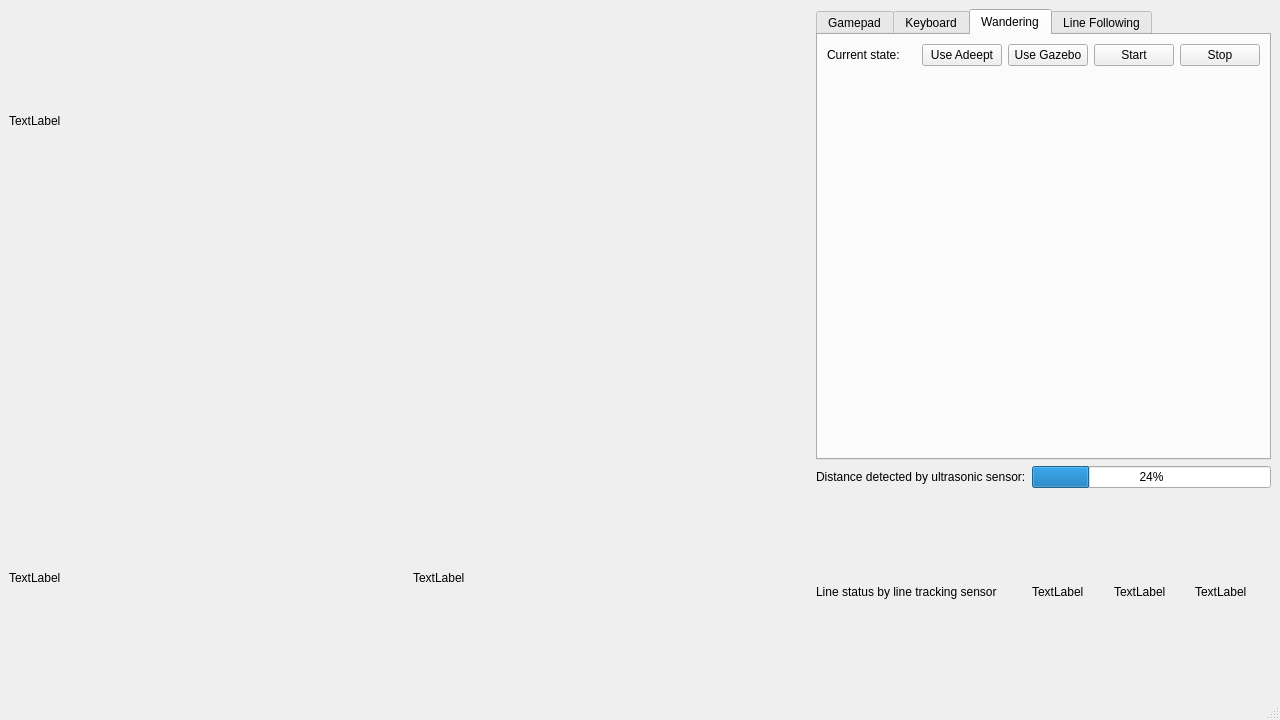
xonder05/ROS2_For_Adeept_AWR, file src/controllers/controllers/user_interface/ui.ui: the form before one commit.
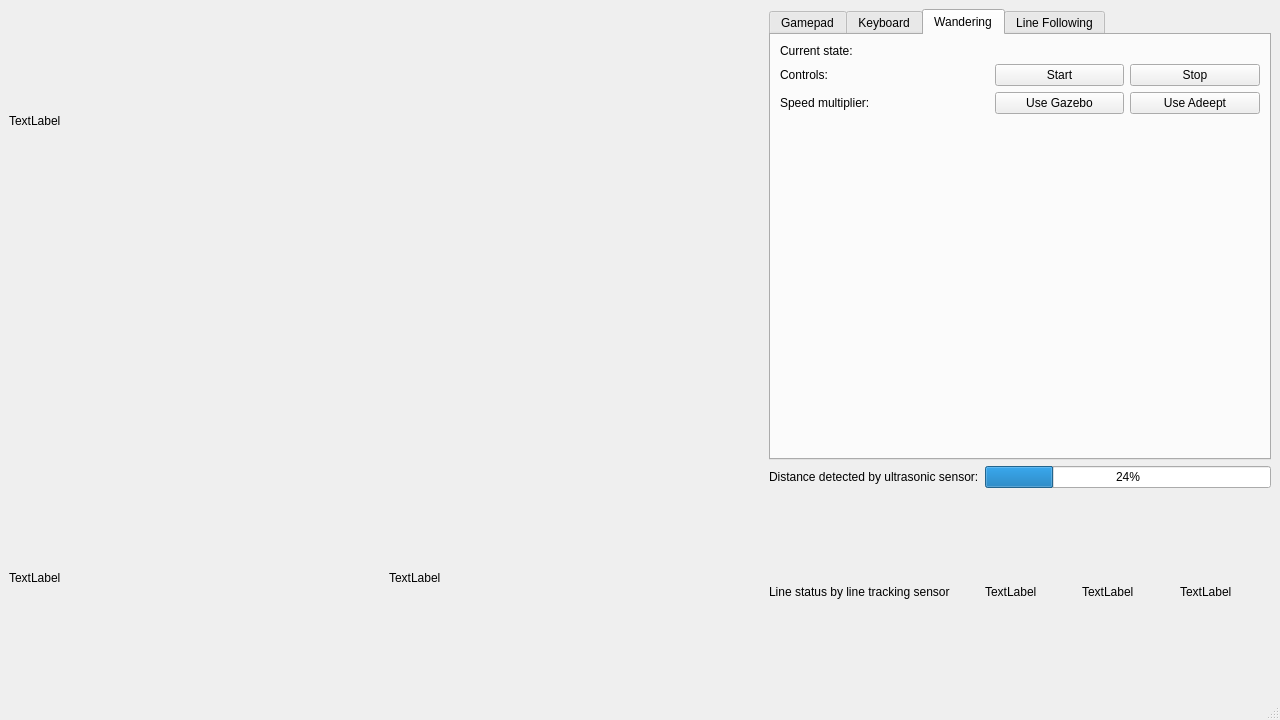
The form after the commit. The open tabs and pages were chosen to show the change.

Commit message: Update: user interface

The edit to the form file:
```diff
--- a/src/controllers/controllers/user_interface/ui.ui
+++ b/src/controllers/controllers/user_interface/ui.ui
@@ -17,7 +17,97 @@
    <property name="layoutDirection">
     <enum>Qt::LeftToRight</enum>
    </property>
-   <layout class="QGridLayout" name="gridLayout" columnstretch="2,1">
+   <layout class="QGridLayout" name="gridLayout" columnstretch="3,2">
+    <item row="2" column="1">
+     <layout class="QGridLayout" name="senzor_status_grid">
+      <item row="2" column="1">
+       <layout class="QHBoxLayout" name="line_tracking_visualization_grid">
+        <item>
+         <widget class="QLabel" name="line_tracking_left_label">
+          <property name="text">
+           <string>TextLabel</string>
+          </property>
+         </widget>
+        </item>
+        <item>
+         <widget class="QLabel" name="line_tracking_middle_label">
+          <property name="text">
+           <string>TextLabel</string>
+          </property>
+         </widget>
+        </item>
+        <item>
+         <widget class="QLabel" name="line_tracking_right_label">
+          <property name="text">
+           <string>TextLabel</string>
+          </property>
+         </widget>
+        </item>
+       </layout>
+      </item>
+      <item row="1" column="0">
+       <widget class="QLabel" name="ultrasonic_label">
+        <property name="sizePolicy">
+         <sizepolicy hsizetype="Preferred" vsizetype="Preferred">
+          <horstretch>0</horstretch>
+          <verstretch>0</verstretch>
+         </sizepolicy>
+        </property>
+        <property name="text">
+         <string>Distance detected by ultrasonic sensor:</string>
+        </property>
+       </widget>
+      </item>
+      <item row="2" column="0">
+       <widget class="QLabel" name="line_tracking_label">
+        <property name="sizePolicy">
+         <sizepolicy hsizetype="Preferred" vsizetype="Preferred">
+          <horstretch>0</horstretch>
+          <verstretch>0</verstretch>
+         </sizepolicy>
+        </property>
+        <property name="text">
+         <string>Line status by line tracking sensor</string>
+        </property>
+       </widget>
+      </item>
+      <item row="1" column="1">
+       <widget class="QProgressBar" name="ultrasonic_distance_indicator">
+        <property name="value">
+         <number>24</number>
+        </property>
+       </widget>
+      </item>
+     </layout>
+    </item>
+    <item row="0" column="0">
+     <widget class="QLabel" name="video_stream_label">
+      <property name="text">
+       <string>TextLabel</string>
+      </property>
+      <property name="scaledContents">
+       <bool>true</bool>
+      </property>
+     </widget>
+    </item>
+    <item row="2" column="0">
+     <layout class="QGridLayout" name="voice_grid">
+      <item row="0" column="0">
+       <widget class="QLabel" name="label">
+        <property name="text">
+         <string>TextLabel</string>
+        </property>
+       </widget>
+      </item>
+      <item row="0" column="1">
+       <widget class="QLabel" name="label_2">
+        <property name="text">
+         <string>TextLabel</string>
+        </property>
+       </widget>
+      </item>
+     </layout>
+    </item>
     <item row="0" column="1" rowspan="2">
      <widget class="QTabWidget" name="tabWidget">
       <property name="currentIndex">
@@ -133,37 +223,11 @@
        <attribute name="title">
         <string>Wandering</string>
        </attribute>
-       <layout class="QGridLayout" name="gridLayout_2">
-        <item row="0" column="4">
-         <widget class="QPushButton" name="wandering_start_button">
-          <property name="sizePolicy">
-           <sizepolicy hsizetype="Fixed" vsizetype="Fixed">
-            <horstretch>0</horstretch>
-            <verstretch>0</verstretch>
-           </sizepolicy>
-          </property>
-          <property name="text">
-           <string>Start</string>
-          </property>
-         </widget>
-        </item>
-        <item row="0" column="1">
-         <widget class="QLabel" name="wandering_state_label">
-          <property name="sizePolicy">
-           <sizepolicy hsizetype="Preferred" vsizetype="Preferred">
-            <horstretch>0</horstretch>
-            <verstretch>0</verstretch>
-           </sizepolicy>
-          </property>
-          <property name="text">
-           <string/>
-          </property>
-         </widget>
-        </item>
-        <item row="0" column="5">
+       <layout class="QGridLayout" name="gridLayout_2" columnstretch="0,0,0,0">
+        <item row="1" column="3">
          <widget class="QPushButton" name="wandering_stop_button">
           <property name="sizePolicy">
-           <sizepolicy hsizetype="Fixed" vsizetype="Fixed">
+           <sizepolicy hsizetype="Preferred" vsizetype="Fixed">
             <horstretch>0</horstretch>
             <verstretch>0</verstretch>
            </sizepolicy>
@@ -173,20 +237,7 @@
           </property>
          </widget>
         </item>
-        <item row="0" column="0">
-         <widget class="QLabel" name="wandering_label">
-          <property name="sizePolicy">
-           <sizepolicy hsizetype="Fixed" vsizetype="Preferred">
-            <horstretch>0</horstretch>
-            <verstretch>0</verstretch>
-           </sizepolicy>
-          </property>
-          <property name="text">
-           <string>Current state: </string>
-          </property>
-         </widget>
-        </item>
-        <item row="1" column="0" colspan="6">
+        <item row="3" column="0" colspan="4">
          <spacer name="verticalSpacer">
           <property name="orientation">
            <enum>Qt::Vertical</enum>
@@ -199,10 +250,36 @@
           </property>
          </spacer>
         </item>
-        <item row="0" column="3">
+        <item row="1" column="2">
+         <widget class="QPushButton" name="wandering_start_button">
+          <property name="sizePolicy">
+           <sizepolicy hsizetype="Preferred" vsizetype="Fixed">
+            <horstretch>0</horstretch>
+            <verstretch>0</verstretch>
+           </sizepolicy>
+          </property>
+          <property name="text">
+           <string>Start</string>
+          </property>
+         </widget>
+        </item>
+        <item row="0" column="0">
+         <widget class="QLabel" name="wandering_label">
+          <property name="sizePolicy">
+           <sizepolicy hsizetype="Fixed" vsizetype="Preferred">
+            <horstretch>0</horstretch>
+            <verstretch>0</verstretch>
+           </sizepolicy>
+          </property>
+          <property name="text">
+           <string>Current state:</string>
+          </property>
+         </widget>
+        </item>
+        <item row="2" column="2">
          <widget class="QPushButton" name="wandering_gazebo_button">
           <property name="sizePolicy">
-           <sizepolicy hsizetype="Fixed" vsizetype="Fixed">
+           <sizepolicy hsizetype="Preferred" vsizetype="Fixed">
             <horstretch>0</horstretch>
             <verstretch>0</verstretch>
            </sizepolicy>
@@ -212,10 +289,10 @@
           </property>
          </widget>
         </item>
-        <item row="0" column="2">
+        <item row="2" column="3">
          <widget class="QPushButton" name="wandering_adeept_button">
           <property name="sizePolicy">
-           <sizepolicy hsizetype="Fixed" vsizetype="Fixed">
+           <sizepolicy hsizetype="Preferred" vsizetype="Fixed">
             <horstretch>0</horstretch>
             <verstretch>0</verstretch>
            </sizepolicy>
@@ -225,6 +302,45 @@
           </property>
          </widget>
         </item>
+        <item row="0" column="1" colspan="3">
+         <widget class="QLabel" name="wandering_state_label">
+          <property name="sizePolicy">
+           <sizepolicy hsizetype="Preferred" vsizetype="Preferred">
+            <horstretch>0</horstretch>
+            <verstretch>0</verstretch>
+           </sizepolicy>
+          </property>
+          <property name="text">
+           <string/>
+          </property>
+         </widget>
+        </item>
+        <item row="1" column="0" colspan="2">
+         <widget class="QLabel" name="wandering_controls_label">
+          <property name="sizePolicy">
+           <sizepolicy hsizetype="Preferred" vsizetype="Preferred">
+            <horstretch>0</horstretch>
+            <verstretch>0</verstretch>
+           </sizepolicy>
+          </property>
+          <property name="text">
+           <string>Controls:</string>
+          </property>
+         </widget>
+        </item>
+        <item row="2" column="0" colspan="2">
+         <widget class="QLabel" name="wandering_multiplier_label">
+          <property name="sizePolicy">
+           <sizepolicy hsizetype="Preferred" vsizetype="Preferred">
+            <horstretch>0</horstretch>
+            <verstretch>0</verstretch>
+           </sizepolicy>
+          </property>
+          <property name="text">
+           <string>Speed multiplier:</string>
+          </property>
+         </widget>
+        </item>
        </layout>
       </widget>
       <widget class="QWidget" name="line_following_tab">
@@ -309,96 +425,6 @@
       </widget>
      </widget>
     </item>
-    <item row="0" column="0">
-     <widget class="QLabel" name="video_stream_label">
-      <property name="text">
-       <string>TextLabel</string>
-      </property>
-      <property name="scaledContents">
-       <bool>true</bool>
-      </property>
-     </widget>
-    </item>
-    <item row="2" column="1">
-     <layout class="QGridLayout" name="senzor_status_grid">
-      <item row="2" column="1">
-       <layout class="QHBoxLayout" name="line_tracking_visualization_grid">
-        <item>
-         <widget class="QLabel" name="line_tracking_left_label">
-          <property name="text">
-           <string>TextLabel</string>
-          </property>
-         </widget>
-        </item>
-        <item>
-         <widget class="QLabel" name="line_tracking_middle_label">
-          <property name="text">
-           <string>TextLabel</string>
-          </property>
-         </widget>
-        </item>
-        <item>
-         <widget class="QLabel" name="line_tracking_right_label">
-          <property name="text">
-           <string>TextLabel</string>
-          </property>
-         </widget>
-        </item>
-       </layout>
-      </item>
-      <item row="1" column="0">
-       <widget class="QLabel" name="ultrasonic_label">
-        <property name="sizePolicy">
-         <sizepolicy hsizetype="Preferred" vsizetype="Preferred">
-          <horstretch>0</horstretch>
-          <verstretch>0</verstretch>
-         </sizepolicy>
-        </property>
-        <property name="text">
-         <string>Distance detected by ultrasonic sensor:</string>
-        </property>
-       </widget>
-      </item>
-      <item row="2" column="0">
-       <widget class="QLabel" name="line_tracking_label">
-        <property name="sizePolicy">
-         <sizepolicy hsizetype="Preferred" vsizetype="Preferred">
-          <horstretch>0</horstretch>
-          <verstretch>0</verstretch>
-         </sizepolicy>
-        </property>
-        <property name="text">
-         <string>Line status by line tracking sensor</string>
-        </property>
-       </widget>
-      </item>
-      <item row="1" column="1">
-       <widget class="QProgressBar" name="ultrasonic_distance_indicator">
-        <property name="value">
-         <number>24</number>
-        </property>
-       </widget>
-      </item>
-     </layout>
-    </item>
-    <item row="2" column="0">
-     <layout class="QGridLayout" name="voice_grid">
-      <item row="0" column="0">
-       <widget class="QLabel" name="label">
-        <property name="text">
-         <string>TextLabel</string>
-        </property>
-       </widget>
-      </item>
-      <item row="0" column="1">
-       <widget class="QLabel" name="label_2">
-        <property name="text">
-         <string>TextLabel</string>
-        </property>
-       </widget>
-      </item>
-     </layout>
-    </item>
    </layout>
   </widget>
   <widget class="QStatusBar" name="statusbar"/>
```
Left out of the diff: 108 changed lines with no effect on the pictures. The commit also changes 1 other file.
